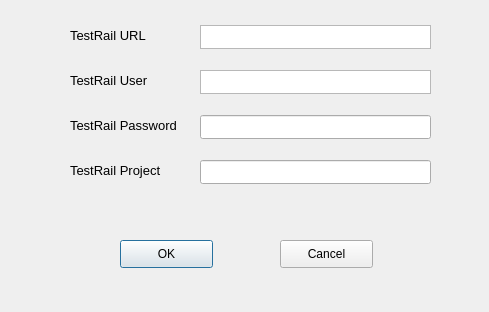
First picture: the form in tools/auto-tester/src/ui/TestRailSelectorWindow.ui, repository vircadia/vircadia-native-core, before the edit.
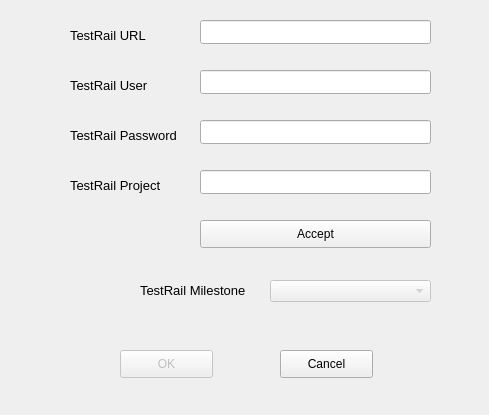
Second picture: the form after the edit.

Commit message: Added milestones to TestRail cases.

What changed in the file:
```diff
--- a/tools/auto-tester/src/ui/TestRailSelectorWindow.ui
+++ b/tools/auto-tester/src/ui/TestRailSelectorWindow.ui
@@ -7,7 +7,7 @@
     <x>0</x>
     <y>0</y>
     <width>489</width>
-    <height>312</height>
+    <height>415</height>
    </rect>
   </property>
   <property name="windowTitle">
@@ -35,7 +35,7 @@
    <property name="geometry">
     <rect>
      <x>70</x>
-     <y>115</y>
+     <y>125</y>
      <width>121</width>
      <height>20</height>
     </rect>
@@ -67,21 +67,14 @@
     <string>TestRail URL</string>
    </property>
   </widget>
-  <widget class="QTextEdit" name="URLTextEdit">
-   <property name="geometry">
-    <rect>
-     <x>200</x>
-     <y>25</y>
-     <width>231</width>
-     <height>24</height>
-    </rect>
-   </property>
-  </widget>
   <widget class="QPushButton" name="OKButton">
+   <property name="enabled">
+    <bool>false</bool>
+   </property>
    <property name="geometry">
     <rect>
      <x>120</x>
-     <y>240</y>
+     <y>350</y>
      <width>93</width>
      <height>28</height>
     </rect>
@@ -94,7 +87,7 @@
    <property name="geometry">
     <rect>
      <x>280</x>
-     <y>240</y>
+     <y>350</y>
      <width>93</width>
      <height>28</height>
     </rect>
@@ -107,7 +100,7 @@
    <property name="geometry">
     <rect>
      <x>200</x>
-     <y>115</y>
+     <y>120</y>
      <width>231</width>
      <height>24</height>
     </rect>
@@ -116,21 +109,11 @@
     <enum>QLineEdit::Password</enum>
    </property>
   </widget>
-  <widget class="QTextEdit" name="userTextEdit">
-   <property name="geometry">
-    <rect>
-     <x>200</x>
-     <y>70</y>
-     <width>231</width>
-     <height>24</height>
-    </rect>
-   </property>
-  </widget>
   <widget class="QLabel" name="label_3">
    <property name="geometry">
     <rect>
      <x>70</x>
-     <y>70</y>
+     <y>75</y>
      <width>121</width>
      <height>20</height>
     </rect>
@@ -148,7 +131,7 @@
    <property name="geometry">
     <rect>
      <x>200</x>
-     <y>160</y>
+     <y>170</y>
      <width>231</width>
      <height>24</height>
     </rect>
@@ -161,7 +144,7 @@
    <property name="geometry">
     <rect>
      <x>70</x>
-     <y>160</y>
+     <y>175</y>
      <width>121</width>
      <height>20</height>
     </rect>
@@ -175,6 +158,79 @@
     <string>TestRail Project</string>
    </property>
   </widget>
+  <widget class="QPushButton" name="acceptButton">
+   <property name="geometry">
+    <rect>
+     <x>200</x>
+     <y>220</y>
+     <width>231</width>
+     <height>28</height>
+    </rect>
+   </property>
+   <property name="text">
+    <string>Accept</string>
+   </property>
+  </widget>
+  <widget class="QComboBox" name="milestoneComboBox">
+   <property name="enabled">
+    <bool>false</bool>
+   </property>
+   <property name="geometry">
+    <rect>
+     <x>270</x>
+     <y>280</y>
+     <width>161</width>
+     <height>22</height>
+    </rect>
+   </property>
+  </widget>
+  <widget class="QLabel" name="milestoneLabel">
+   <property name="enabled">
+    <bool>true</bool>
+   </property>
+   <property name="geometry">
+    <rect>
+     <x>140</x>
+     <y>280</y>
+     <width>121</width>
+     <height>20</height>
+    </rect>
+   </property>
+   <property name="font">
+    <font>
+     <pointsize>10</pointsize>
+    </font>
+   </property>
+   <property name="text">
+    <string>TestRail Milestone</string>
+   </property>
+  </widget>
+  <widget class="QLineEdit" name="urlLineEdit">
+   <property name="geometry">
+    <rect>
+     <x>200</x>
+     <y>20</y>
+     <width>231</width>
+     <height>24</height>
+    </rect>
+   </property>
+   <property name="echoMode">
+    <enum>QLineEdit::Normal</enum>
+   </property>
+  </widget>
+  <widget class="QLineEdit" name="userLineEdit">
+   <property name="geometry">
+    <rect>
+     <x>200</x>
+     <y>70</y>
+     <width>231</width>
+     <height>24</height>
+    </rect>
+   </property>
+   <property name="echoMode">
+    <enum>QLineEdit::Normal</enum>
+   </property>
+  </widget>
  </widget>
  <layoutdefault spacing="6" margin="11"/>
  <resources/>
```
The commit also changes 4 other files.
